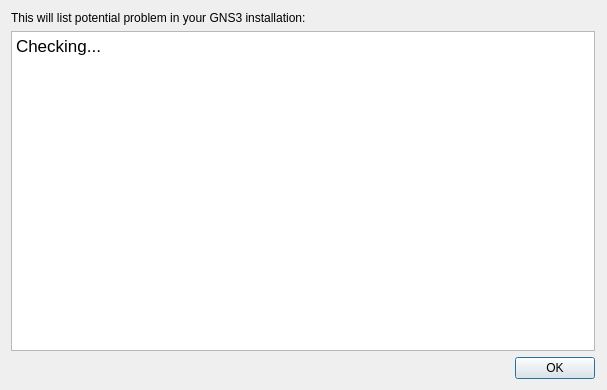
First picture: the form in gns3/ui/doctor_dialog.ui, repository GNS3/gns3-gui, before the edit.
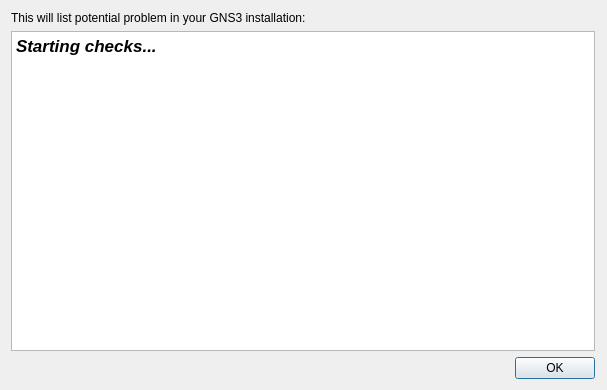
Second picture: the form after the edit.

```diff
--- a/gns3/ui/doctor_dialog.ui
+++ b/gns3/ui/doctor_dialog.ui
@@ -48,8 +48,8 @@
       <string>&lt;!DOCTYPE HTML PUBLIC &quot;-//W3C//DTD HTML 4.0//EN&quot; &quot;http://www.w3.org/TR/REC-html40/strict.dtd&quot;&gt;
 &lt;html&gt;&lt;head&gt;&lt;meta name=&quot;qrichtext&quot; content=&quot;1&quot; /&gt;&lt;style type=&quot;text/css&quot;&gt;
 p, li { white-space: pre-wrap; }
-&lt;/style&gt;&lt;/head&gt;&lt;body style=&quot; font-family:'.SF NS Text'; font-size:13pt; font-weight:400; font-style:normal;&quot;&gt;
-&lt;p style=&quot; margin-top:0px; margin-bottom:0px; margin-left:0px; margin-right:0px; -qt-block-indent:0; text-indent:0px;&quot;&gt;Checking...&lt;/p&gt;&lt;/body&gt;&lt;/html&gt;</string>
+&lt;/style&gt;&lt;/head&gt;&lt;body style=&quot; font-family:'Ubuntu'; font-size:11pt; font-weight:400; font-style:normal;&quot;&gt;
+&lt;p style=&quot; margin-top:0px; margin-bottom:0px; margin-left:0px; margin-right:0px; -qt-block-indent:0; text-indent:0px;&quot;&gt;&lt;span style=&quot; font-family:'.SF NS Text'; font-size:13pt; font-weight:600; font-style:italic;&quot;&gt;Starting checks...&lt;/span&gt;&lt;/p&gt;&lt;/body&gt;&lt;/html&gt;</string>
      </property>
     </widget>
    </item>
```
Left out of the diff: 5 changed lines with no effect on the pictures.
